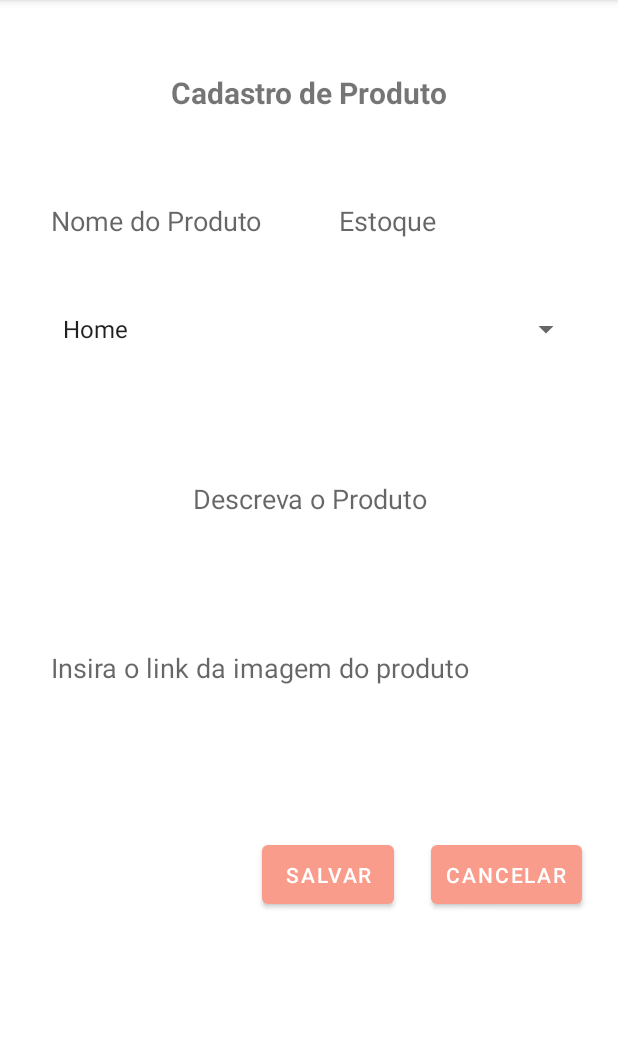
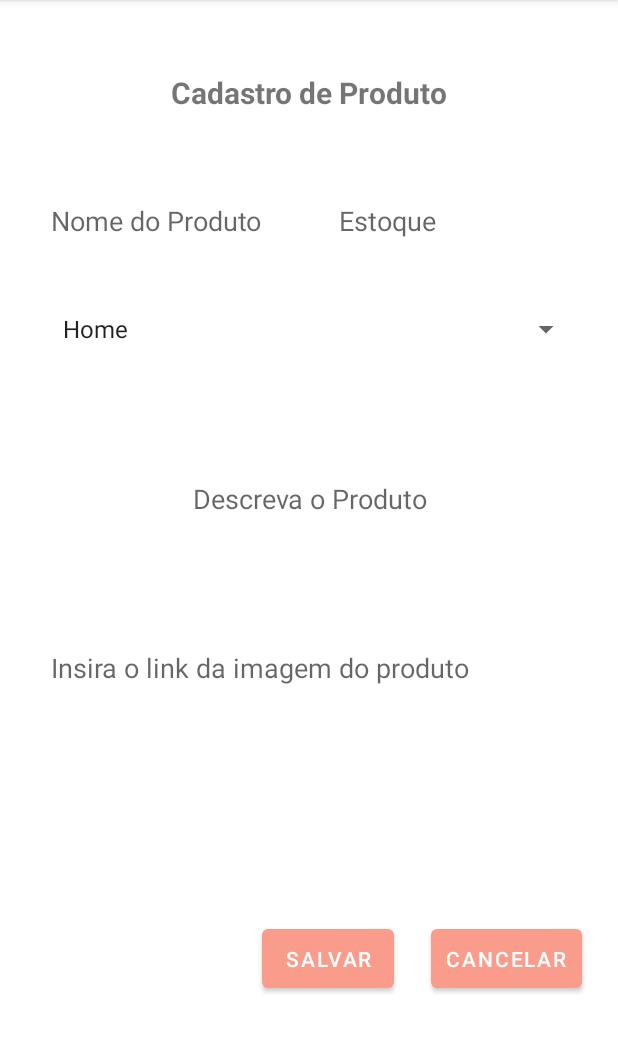
Before and after one commit to Kaiohnrq/Uana-AndroidStudio, an Android app: the screen it shows after launch (MainActivity), on a phone screen of 412 x 824 dp, the part 84-1137 px from its top. Run offline under Robolectric (Android 15) with nearby library versions, the phone set to English and light mode, and no system bars.

Commit message:
layout cadastro produtos ajustes

```diff
--- a/app/src/main/res/layout/activity_main.xml
+++ b/app/src/main/res/layout/activity_main.xml
@@ -13,8 +13,10 @@
         android:layout_marginStart="24dp"
         android:layout_marginTop="88dp"
         android:layout_marginEnd="10dp"
+        android:layout_marginBottom="48dp"
         android:padding="10dp"
         android:text="@string/salvar"
+        app:layout_constraintBottom_toBottomOf="parent"
         app:layout_constraintEnd_toStartOf="@+id/button2"
         app:layout_constraintHorizontal_bias="0.912"
         app:layout_constraintStart_toStartOf="parent"
@@ -27,8 +29,10 @@
         android:layout_height="wrap_content"
         android:layout_marginTop="88dp"
         android:layout_marginEnd="24dp"
+        android:layout_marginBottom="48dp"
         android:padding="10dp"
         android:text="@string/cancelar"
+        app:layout_constraintBottom_toBottomOf="parent"
         app:layout_constraintEnd_toEndOf="parent"
         app:layout_constraintTop_toBottomOf="@+id/editTextTextPersonName3"
         tools:ignore="TextContrastCheck" />
```
